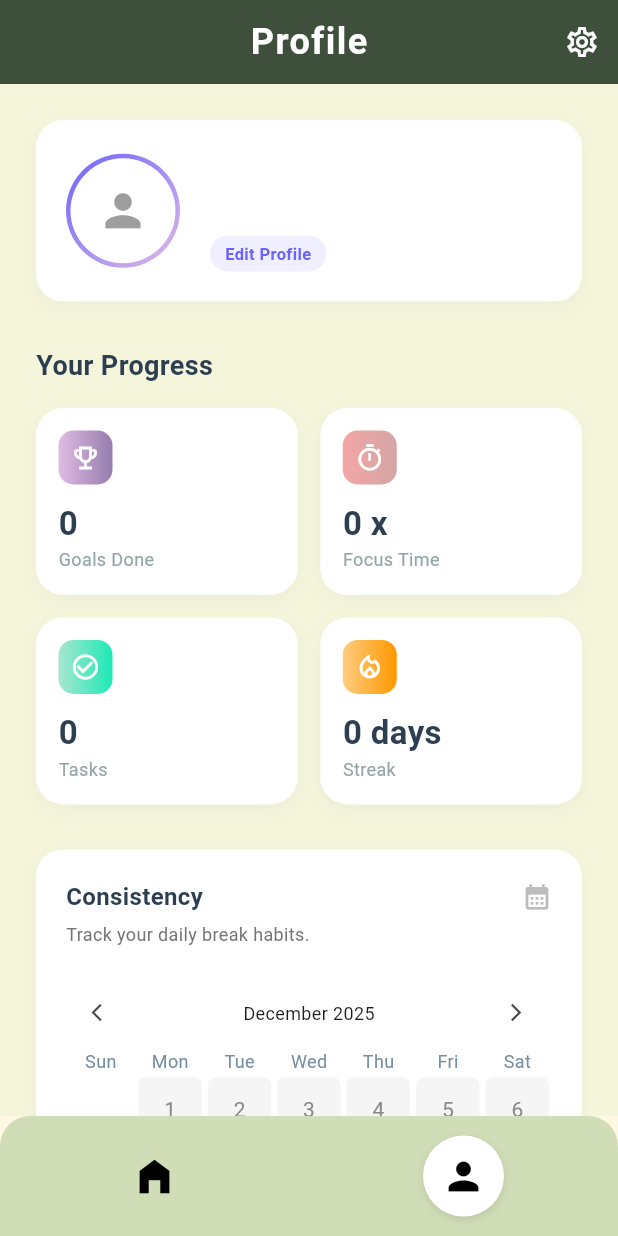
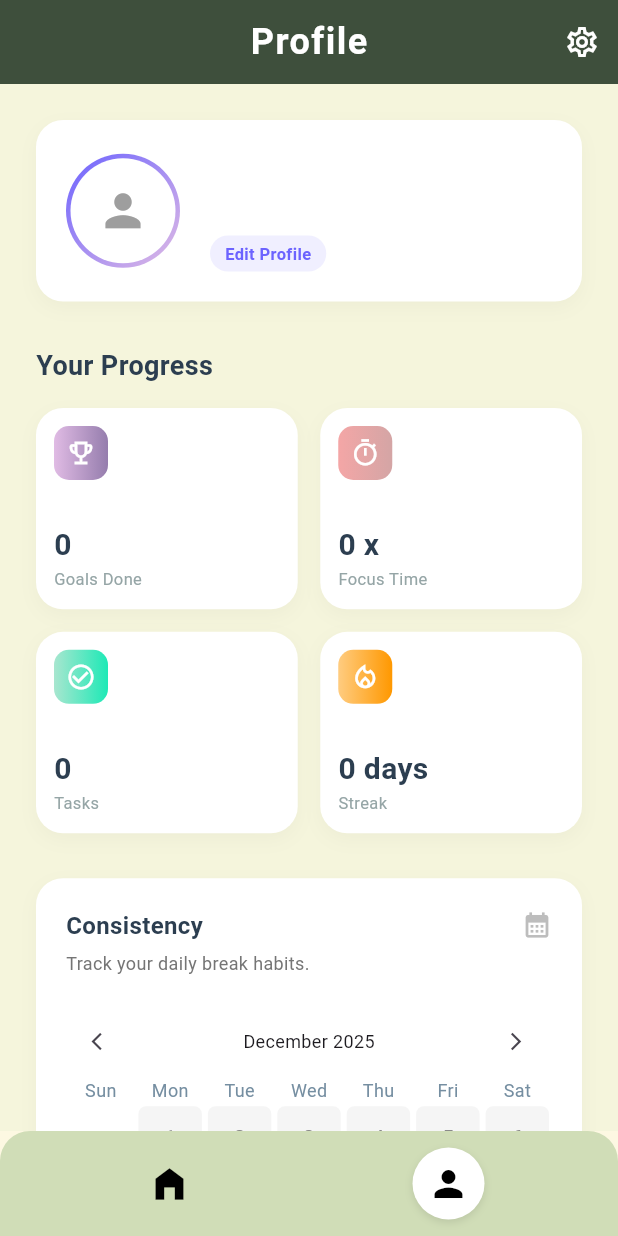
Before and after one commit to Firdig/Flowboost-mobileapp, a Flutter app: the screen it shows once a user with an empty profile is signed in, after a tap on the "person" icon, on a phone screen of 412 x 824 dp. Run offline on Flutter 3.47's test engine with Material 3 defaults, Android fonts, the light colour scheme and no system bars; our stand-ins replace cached_network_image, chewie, cloud_firestore, firebase_analytics, firebase_auth, firebase_core and 3 more; missing offline and left inert: flutter_facebook_auth; accounts and stored records are empty.

Commit message:
feat: Improve ProfileScreen layout and add SafeArea to MainScaffold

```diff
--- a/flowboost/lib/features/Profile/views/Profile_screen.dart
+++ b/flowboost/lib/features/Profile/views/Profile_screen.dart
@@ -230,7 +230,8 @@ class _ProfileScreenState extends State<ProfileScreen> with SingleTickerProvider
                                     crossAxisCount: 2,
                                     shrinkWrap: true,
                                     physics: const NeverScrollableScrollPhysics(),
-                                    childAspectRatio: 1.4,
+                                    // PERBAIKAN: Perkecil ratio agar kartu sedikit lebih tinggi (mencegah overflow)
+                                    childAspectRatio: 1.3,
                                     crossAxisSpacing: 15,
                                     mainAxisSpacing: 15,
                                     children: [
@@ -398,7 +399,7 @@ class _ProfileScreenState extends State<ProfileScreen> with SingleTickerProvider
 
   Widget _buildStatCard(String title, String count, IconData icon, List<Color> gradient) {
     return Container(
-      padding: const EdgeInsets.all(15),
+      padding: const EdgeInsets.all(12), // Padding sedikit dikurangi agar lebih lega
       decoration: _commonDecoration(),
       child: Column(
         crossAxisAlignment: CrossAxisAlignment.start,
@@ -412,25 +413,35 @@ class _ProfileScreenState extends State<ProfileScreen> with SingleTickerProvider
             ),
             child: Icon(icon, color: Colors.white, size: 20),
           ),
-          Column(
+          const SizedBox(height: 8), // Jarak antar elemen
+          Expanded( // Gunakan Expanded agar bagian teks mengambil sisa ruang
+            child: Column(
               crossAxisAlignment: CrossAxisAlignment.start,
+              mainAxisAlignment: MainAxisAlignment.end,
               children: [
-              Text(
+                // PERBAIKAN: Gunakan FittedBox agar angka tidak overflow jika terlalu besar
+                FittedBox(
+                  fit: BoxFit.scaleDown,
+                  child: Text(
                     count,
                     style: const TextStyle(
-                  fontSize: 22,
+                      fontSize: 20, // Sedikit dikurangi dari 22
                       fontWeight: FontWeight.bold,
                       color: Color(0xFF2C3E50)
                     )
                   ),
+                ),
                 Text(
                   title,
+                  maxLines: 1, // Pastikan hanya satu baris
+                  overflow: TextOverflow.ellipsis,
                   style: const TextStyle(
-                  fontSize: 12,
+                    fontSize: 11, // Sedikit dikurangi dari 12
                     color: Color(0xFF95A5A6)
                   )
                 ),
               ],
+            ),
           )
         ],
       ),
--- a/flowboost/lib/features/dashboard/main_scaffold.dart
+++ b/flowboost/lib/features/dashboard/main_scaffold.dart
@@ -2,7 +2,6 @@ import 'package:flowboost/features/Profile/views/Profile_screen.dart';
 import 'package:flutter/material.dart';
 import '../../common/constants/constants.dart';
 import 'views/dashboard_screen.dart';
-import '../Profile/views/Profile_screen.dart';
 
 class MainScaffold extends StatefulWidget {
   const MainScaffold({super.key});
@@ -28,19 +27,31 @@ class _MainScaffoldState extends State<MainScaffold> {
   @override
   Widget build(BuildContext context) {
     return Scaffold(
-      body: _pages[_selectedIndex],
+      // Bungkus body dengan SafeArea agar konten atas tidak tertutup status bar/notch
+      body: SafeArea(
+        child: _pages[_selectedIndex],
+      ),
+      // Gunakan SafeArea di Bottom Navigation Bar agar tidak tertutup tombol sistem
       bottomNavigationBar: Container(
-        height: 80,
         decoration: const BoxDecoration(
           color: kAppBarColor,
-          borderRadius: BorderRadius.only(topLeft: Radius.circular(20), topRight: Radius.circular(20)),
+          borderRadius: BorderRadius.only(
+            topLeft: Radius.circular(20),
+            topRight: Radius.circular(20)
           ),
+        ),
+        child: SafeArea(
+          child: Container(
+            height: 70, // Tinggi dikurangi sedikit karena sudah ada padding dari SafeArea
+            padding: const EdgeInsets.symmetric(horizontal: 20),
             child: Row(
               mainAxisAlignment: MainAxisAlignment.spaceAround,
               children: [
                 _buildNavItem(Icons.home_filled, 0),
                 _buildNavItem(Icons.person, 1),
               ],
+            ),
+          ),
         ),
       ),
     );
@@ -51,13 +62,15 @@ class _MainScaffoldState extends State<MainScaffold> {
     return GestureDetector(
       onTap: () => _onItemTapped(index),
       child: Container(
-        padding: const EdgeInsets.all(12),
+        padding: const EdgeInsets.all(10),
         decoration: BoxDecoration(
           color: isSelected ? Colors.white : Colors.transparent,
           shape: BoxShape.circle,
-          boxShadow: isSelected ? [BoxShadow(color: Colors.black.withOpacity(0.1), blurRadius: 4, offset: const Offset(0, 2))] : [],
+          boxShadow: isSelected
+              ? [BoxShadow(color: Colors.black.withOpacity(0.1), blurRadius: 4, offset: const Offset(0, 2))]
+              : [],
         ),
-        child: Icon(icon, size: 30, color: Colors.black),
+        child: Icon(icon, size: 28, color: Colors.black),
       ),
     );
   }
```
Lines whose indentation alone changed are shown as unchanged.
